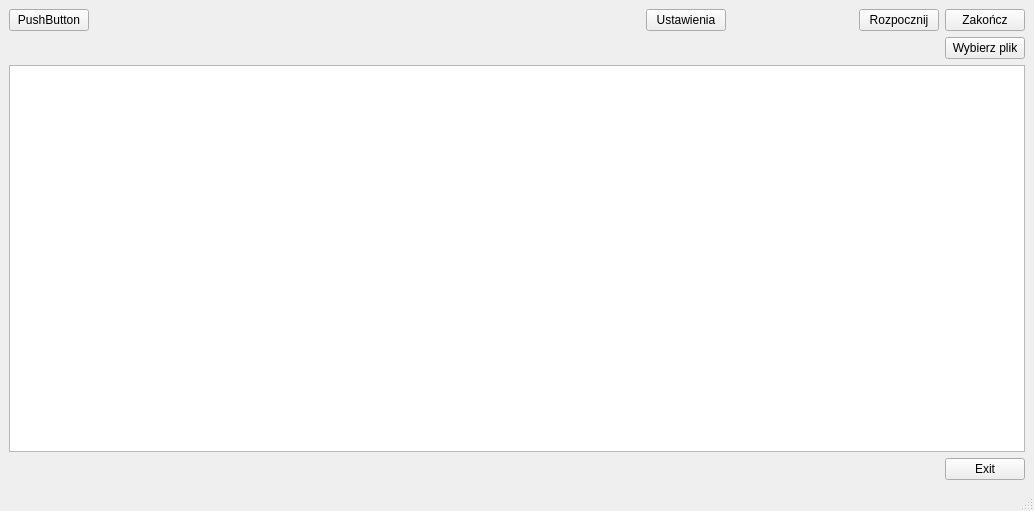
First picture: the form in mainwindow.ui, repository Kriskus/SimpleTester, before the edit.
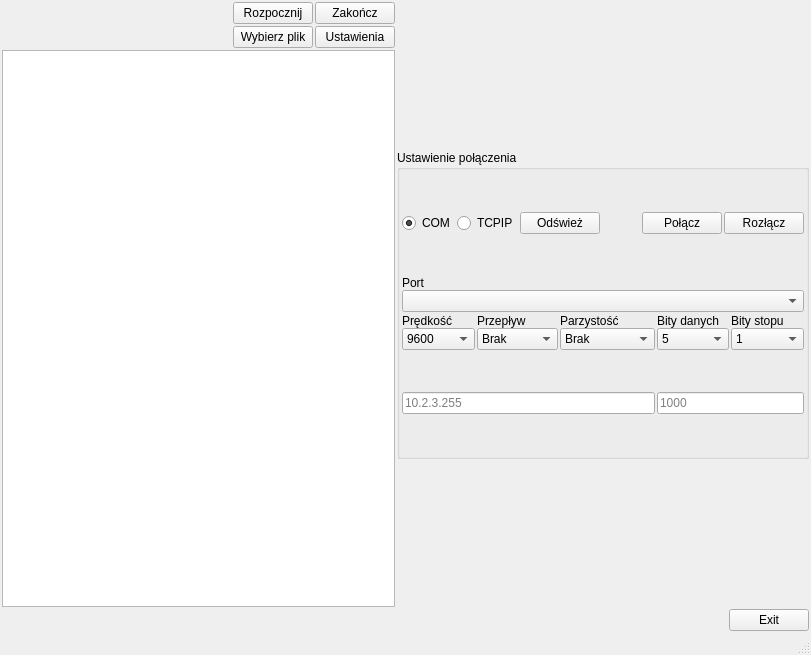
Second picture: the form after the edit.

Commit message: Move connection UI to MainWindow

```diff
--- a/mainwindow.ui
+++ b/mainwindow.ui
@@ -6,16 +6,512 @@
    <rect>
     <x>0</x>
     <y>0</y>
-    <width>1034</width>
-    <height>511</height>
+    <width>811</width>
+    <height>655</height>
    </rect>
   </property>
   <property name="windowTitle">
    <string>MainWindow</string>
   </property>
   <widget class="QWidget" name="centralwidget">
-   <layout class="QGridLayout" name="gridLayout">
-    <item row="4" column="0">
+   <layout class="QGridLayout" name="gridLayout_4">
+    <property name="leftMargin">
+     <number>2</number>
+    </property>
+    <property name="topMargin">
+     <number>2</number>
+    </property>
+    <property name="rightMargin">
+     <number>2</number>
+    </property>
+    <property name="bottomMargin">
+     <number>2</number>
+    </property>
+    <property name="spacing">
+     <number>2</number>
+    </property>
+    <item row="0" column="0">
+     <layout class="QHBoxLayout" name="horizontalLayout_5">
+      <property name="spacing">
+       <number>2</number>
+      </property>
+      <item>
+       <layout class="QGridLayout" name="gridLayout">
+        <item row="2" column="0">
+         <widget class="QTextBrowser" name="textBrowserInformation">
+          <property name="font">
+           <font>
+            <pointsize>12</pointsize>
+           </font>
+          </property>
+          <property name="styleSheet">
+           <string notr="true"/>
+          </property>
+          <property name="lineWrapMode">
+           <enum>QTextEdit::NoWrap</enum>
+          </property>
+         </widget>
+        </item>
+        <item row="1" column="0">
+         <layout class="QHBoxLayout" name="horizontalLayout_3">
+          <item>
+           <widget class="QLabel" name="labelFilePath">
+            <property name="font">
+             <font>
+              <pointsize>9</pointsize>
+              <bold>true</bold>
+             </font>
+            </property>
+            <property name="text">
+             <string/>
+            </property>
+           </widget>
+          </item>
+          <item>
+           <spacer name="horizontalSpacer_3">
+            <property name="orientation">
+             <enum>Qt::Horizontal</enum>
+            </property>
+            <property name="sizeHint" stdset="0">
+             <size>
+              <width>40</width>
+              <height>20</height>
+             </size>
+            </property>
+           </spacer>
+          </item>
+          <item>
+           <widget class="QPushButton" name="pushButtonChooseFile">
+            <property name="text">
+             <string>Wybierz plik</string>
+            </property>
+           </widget>
+          </item>
+          <item>
+           <widget class="QPushButton" name="pushButtonConfig">
+            <property name="text">
+             <string>Ustawienia</string>
+            </property>
+           </widget>
+          </item>
+         </layout>
+        </item>
+        <item row="0" column="0">
+         <layout class="QHBoxLayout" name="horizontalLayout">
+          <item>
+           <spacer name="horizontalSpacer">
+            <property name="orientation">
+             <enum>Qt::Horizontal</enum>
+            </property>
+            <property name="sizeHint" stdset="0">
+             <size>
+              <width>40</width>
+              <height>20</height>
+             </size>
+            </property>
+           </spacer>
+          </item>
+          <item>
+           <widget class="QPushButton" name="pushButtonStart">
+            <property name="text">
+             <string>Rozpocznij</string>
+            </property>
+           </widget>
+          </item>
+          <item>
+           <widget class="QPushButton" name="pushButtonStop">
+            <property name="text">
+             <string>Zakończ</string>
+            </property>
+           </widget>
+          </item>
+         </layout>
+        </item>
+       </layout>
+      </item>
+      <item>
+       <layout class="QVBoxLayout" name="verticalLayout_7">
+        <property name="spacing">
+         <number>2</number>
+        </property>
+        <item>
+         <spacer name="verticalSpacer_6">
+          <property name="orientation">
+           <enum>Qt::Vertical</enum>
+          </property>
+          <property name="sizeHint" stdset="0">
+           <size>
+            <width>20</width>
+            <height>113</height>
+           </size>
+          </property>
+         </spacer>
+        </item>
+        <item>
+         <widget class="QGroupBox" name="groupBoxSettings">
+          <property name="title">
+           <string>Ustawienie połączenia</string>
+          </property>
+          <layout class="QGridLayout" name="gridLayout_3">
+           <property name="leftMargin">
+            <number>2</number>
+           </property>
+           <property name="topMargin">
+            <number>2</number>
+           </property>
+           <property name="rightMargin">
+            <number>2</number>
+           </property>
+           <property name="bottomMargin">
+            <number>2</number>
+           </property>
+           <property name="spacing">
+            <number>2</number>
+           </property>
+           <item row="0" column="0">
+            <layout class="QGridLayout" name="gridLayout_2">
+             <property name="spacing">
+              <number>2</number>
+             </property>
+             <item row="6" column="11" colspan="2">
+              <widget class="QLineEdit" name="lineEditSocketPort">
+               <property name="placeholderText">
+                <string>1000</string>
+               </property>
+              </widget>
+             </item>
+             <item row="4" column="10">
+              <layout class="QVBoxLayout" name="verticalLayout_4">
+               <property name="spacing">
+                <number>0</number>
+               </property>
+               <item>
+                <widget class="QLabel" name="labelParity">
+                 <property name="text">
+                  <string>Parzystość</string>
+                 </property>
+                </widget>
+               </item>
+               <item>
+                <widget class="QComboBox" name="comboBoxParity">
+                 <item>
+                  <property name="text">
+                   <string>Brak</string>
+                  </property>
+                 </item>
+                 <item>
+                  <property name="text">
+                   <string>Parzyste</string>
+                  </property>
+                 </item>
+                 <item>
+                  <property name="text">
+                   <string>Nieparzyste</string>
+                  </property>
+                 </item>
+                </widget>
+               </item>
+              </layout>
+             </item>
+             <item row="4" column="9">
+              <layout class="QVBoxLayout" name="verticalLayout_3">
+               <property name="spacing">
+                <number>0</number>
+               </property>
+               <item>
+                <widget class="QLabel" name="labelFlowControl">
+                 <property name="text">
+                  <string>Przepływ</string>
+                 </property>
+                </widget>
+               </item>
+               <item>
+                <widget class="QComboBox" name="comboBoxFlowControl">
+                 <item>
+                  <property name="text">
+                   <string>Brak</string>
+                  </property>
+                 </item>
+                 <item>
+                  <property name="text">
+                   <string>RTS/CTS</string>
+                  </property>
+                 </item>
+                 <item>
+                  <property name="text">
+                   <string>Xon/Xoff</string>
+                  </property>
+                 </item>
+                </widget>
+               </item>
+              </layout>
+             </item>
+             <item row="4" column="8">
+              <layout class="QVBoxLayout" name="verticalLayout_2">
+               <property name="spacing">
+                <number>0</number>
+               </property>
+               <item>
+                <widget class="QLabel" name="labelPortSpeed">
+                 <property name="text">
+                  <string>Prędkość</string>
+                 </property>
+                </widget>
+               </item>
+               <item>
+                <widget class="QComboBox" name="comboBoxPortSpeed">
+                 <item>
+                  <property name="text">
+                   <string>9600</string>
+                  </property>
+                 </item>
+                 <item>
+                  <property name="text">
+                   <string>19200</string>
+                  </property>
+                 </item>
+                 <item>
+                  <property name="text">
+                   <string>38400</string>
+                  </property>
+                 </item>
+                 <item>
+                  <property name="text">
+                   <string>57600</string>
+                  </property>
+                 </item>
+                 <item>
+                  <property name="text">
+                   <string>115200</string>
+                  </property>
+                 </item>
+                </widget>
+               </item>
+              </layout>
+             </item>
+             <item row="5" column="8" colspan="5">
+              <spacer name="verticalSpacer_3">
+               <property name="orientation">
+                <enum>Qt::Vertical</enum>
+               </property>
+               <property name="sizeHint" stdset="0">
+                <size>
+                 <width>20</width>
+                 <height>40</height>
+                </size>
+               </property>
+              </spacer>
+             </item>
+             <item row="4" column="12">
+              <layout class="QVBoxLayout" name="verticalLayout_6">
+               <property name="spacing">
+                <number>0</number>
+               </property>
+               <item>
+                <widget class="QLabel" name="labelStopBits">
+                 <property name="text">
+                  <string>Bity stopu</string>
+                 </property>
+                </widget>
+               </item>
+               <item>
+                <widget class="QComboBox" name="comboBoxStopBits">
+                 <item>
+                  <property name="text">
+                   <string>1</string>
+                  </property>
+                 </item>
+                 <item>
+                  <property name="text">
+                   <string>2</string>
+                  </property>
+                 </item>
+                </widget>
+               </item>
+              </layout>
+             </item>
+             <item row="3" column="8" colspan="5">
+              <layout class="QVBoxLayout" name="verticalLayout">
+               <property name="spacing">
+                <number>0</number>
+               </property>
+               <item>
+                <widget class="QLabel" name="labelPortName">
+                 <property name="text">
+                  <string>Port</string>
+                 </property>
+                </widget>
+               </item>
+               <item>
+                <widget class="QComboBox" name="comboBoxPortName"/>
+               </item>
+              </layout>
+             </item>
+             <item row="0" column="8" colspan="5">
+              <spacer name="verticalSpacer_4">
+               <property name="orientation">
+                <enum>Qt::Vertical</enum>
+               </property>
+               <property name="sizeHint" stdset="0">
+                <size>
+                 <width>20</width>
+                 <height>40</height>
+                </size>
+               </property>
+              </spacer>
+             </item>
+             <item row="2" column="8" colspan="5">
+              <spacer name="verticalSpacer_2">
+               <property name="orientation">
+                <enum>Qt::Vertical</enum>
+               </property>
+               <property name="sizeHint" stdset="0">
+                <size>
+                 <width>20</width>
+                 <height>40</height>
+                </size>
+               </property>
+              </spacer>
+             </item>
+             <item row="6" column="8" colspan="3">
+              <widget class="QLineEdit" name="lineEditSocketIP">
+               <property name="placeholderText">
+                <string>10.2.3.255</string>
+               </property>
+              </widget>
+             </item>
+             <item row="4" column="11">
+              <layout class="QVBoxLayout" name="verticalLayout_5">
+               <property name="spacing">
+                <number>0</number>
+               </property>
+               <item>
+                <widget class="QLabel" name="labelDataBits">
+                 <property name="text">
+                  <string>Bity danych</string>
+                 </property>
+                </widget>
+               </item>
+               <item>
+                <widget class="QComboBox" name="comboBoxDataBits">
+                 <item>
+                  <property name="text">
+                   <string>5</string>
+                  </property>
+                 </item>
+                 <item>
+                  <property name="text">
+                   <string>6</string>
+                  </property>
+                 </item>
+                 <item>
+                  <property name="text">
+                   <string>7</string>
+                  </property>
+                 </item>
+                 <item>
+                  <property name="text">
+                   <string>8</string>
+                  </property>
+                 </item>
+                </widget>
+               </item>
+              </layout>
+             </item>
+             <item row="7" column="8" colspan="5">
+              <spacer name="verticalSpacer">
+               <property name="orientation">
+                <enum>Qt::Vertical</enum>
+               </property>
+               <property name="sizeHint" stdset="0">
+                <size>
+                 <width>20</width>
+                 <height>40</height>
+                </size>
+               </property>
+              </spacer>
+             </item>
+             <item row="1" column="8" colspan="5">
+              <layout class="QHBoxLayout" name="horizontalLayout_4">
+               <property name="spacing">
+                <number>2</number>
+               </property>
+               <item>
+                <widget class="QRadioButton" name="radioButtonCOM">
+                 <property name="text">
+                  <string>COM</string>
+                 </property>
+                 <property name="checked">
+                  <bool>true</bool>
+                 </property>
+                </widget>
+               </item>
+               <item>
+                <widget class="QRadioButton" name="radioButtonTCPIP">
+                 <property name="text">
+                  <string>TCPIP</string>
+                 </property>
+                </widget>
+               </item>
+               <item>
+                <widget class="QPushButton" name="pushButtonRefresh">
+                 <property name="text">
+                  <string>Odśwież</string>
+                 </property>
+                </widget>
+               </item>
+               <item>
+                <spacer name="horizontalSpacer_4">
+                 <property name="orientation">
+                  <enum>Qt::Horizontal</enum>
+                 </property>
+                 <property name="sizeHint" stdset="0">
+                  <size>
+                   <width>40</width>
+                   <height>20</height>
+                  </size>
+                 </property>
+                </spacer>
+               </item>
+               <item>
+                <widget class="QPushButton" name="pushButtonConnect">
+                 <property name="text">
+                  <string>Połącz</string>
+                 </property>
+                </widget>
+               </item>
+               <item>
+                <widget class="QPushButton" name="pushButtonDisconnect">
+                 <property name="text">
+                  <string>Rozłącz</string>
+                 </property>
+                </widget>
+               </item>
+              </layout>
+             </item>
+            </layout>
+           </item>
+          </layout>
+         </widget>
+        </item>
+        <item>
+         <spacer name="verticalSpacer_5">
+          <property name="orientation">
+           <enum>Qt::Vertical</enum>
+          </property>
+          <property name="sizeHint" stdset="0">
+           <size>
+            <width>20</width>
+            <height>113</height>
+           </size>
+          </property>
+         </spacer>
+        </item>
+       </layout>
+      </item>
+     </layout>
+    </item>
+    <item row="1" column="0">
      <layout class="QHBoxLayout" name="horizontalLayout_2">
       <item>
        <spacer name="horizontalSpacer_2">
@@ -39,110 +535,6 @@
       </item>
      </layout>
     </item>
-    <item row="0" column="0">
-     <layout class="QHBoxLayout" name="horizontalLayout">
-      <item>
-       <widget class="QPushButton" name="pushButton">
-        <property name="text">
-         <string>PushButton</string>
-        </property>
-       </widget>
-      </item>
-      <item>
-       <spacer name="horizontalSpacer">
-        <property name="orientation">
-         <enum>Qt::Horizontal</enum>
-        </property>
-        <property name="sizeHint" stdset="0">
-         <size>
-          <width>40</width>
-          <height>20</height>
-         </size>
-        </property>
-       </spacer>
-      </item>
-      <item>
-       <widget class="QPushButton" name="pushButtonConfig">
-        <property name="text">
-         <string>Ustawienia</string>
-        </property>
-       </widget>
-      </item>
-      <item>
-       <widget class="QLabel" name="label">
-        <property name="minimumSize">
-         <size>
-          <width>121</width>
-          <height>0</height>
-         </size>
-        </property>
-        <property name="text">
-         <string/>
-        </property>
-       </widget>
-      </item>
-      <item>
-       <widget class="QPushButton" name="pushButtonStart">
-        <property name="text">
-         <string>Rozpocznij</string>
-        </property>
-       </widget>
-      </item>
-      <item>
-       <widget class="QPushButton" name="pushButtonStop">
-        <property name="text">
-         <string>Zakończ</string>
-        </property>
-       </widget>
-      </item>
-     </layout>
-    </item>
-    <item row="1" column="0">
-     <layout class="QHBoxLayout" name="horizontalLayout_3">
-      <item>
-       <widget class="QLabel" name="labelFilePath">
-        <property name="font">
-         <font>
-          <pointsize>9</pointsize>
-          <bold>true</bold>
-         </font>
-        </property>
-        <property name="text">
-         <string/>
-        </property>
-       </widget>
-      </item>
-      <item>
-       <spacer name="horizontalSpacer_3">
-        <property name="orientation">
-         <enum>Qt::Horizontal</enum>
-        </property>
-        <property name="sizeHint" stdset="0">
-         <size>
-          <width>40</width>
-          <height>20</height>
-         </size>
-        </property>
-       </spacer>
-      </item>
-      <item>
-       <widget class="QPushButton" name="pushButtonChooseFile">
-        <property name="text">
-         <string>Wybierz plik</string>
-        </property>
-       </widget>
-      </item>
-     </layout>
-    </item>
-    <item row="2" column="0">
-     <widget class="QTextBrowser" name="textBrowserInformation">
-      <property name="font">
-       <font>
-        <pointsize>12</pointsize>
-       </font>
-      </property>
-     </widget>
-    </item>
    </layout>
   </widget>
   <widget class="QStatusBar" name="statusbar"/>
```
The commit also changes 2 other files.
